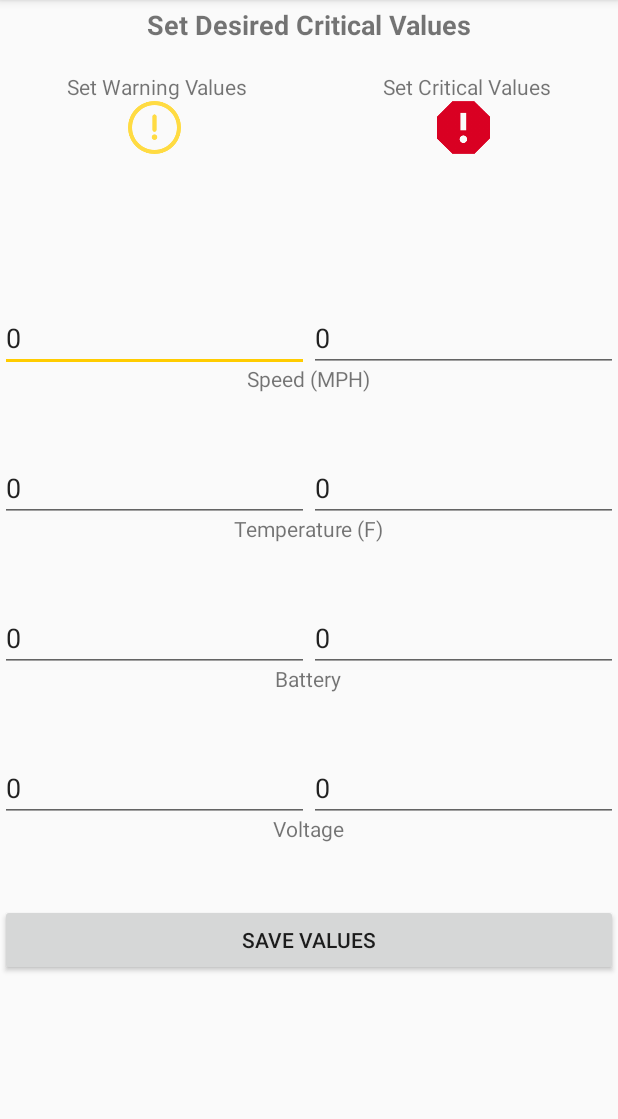
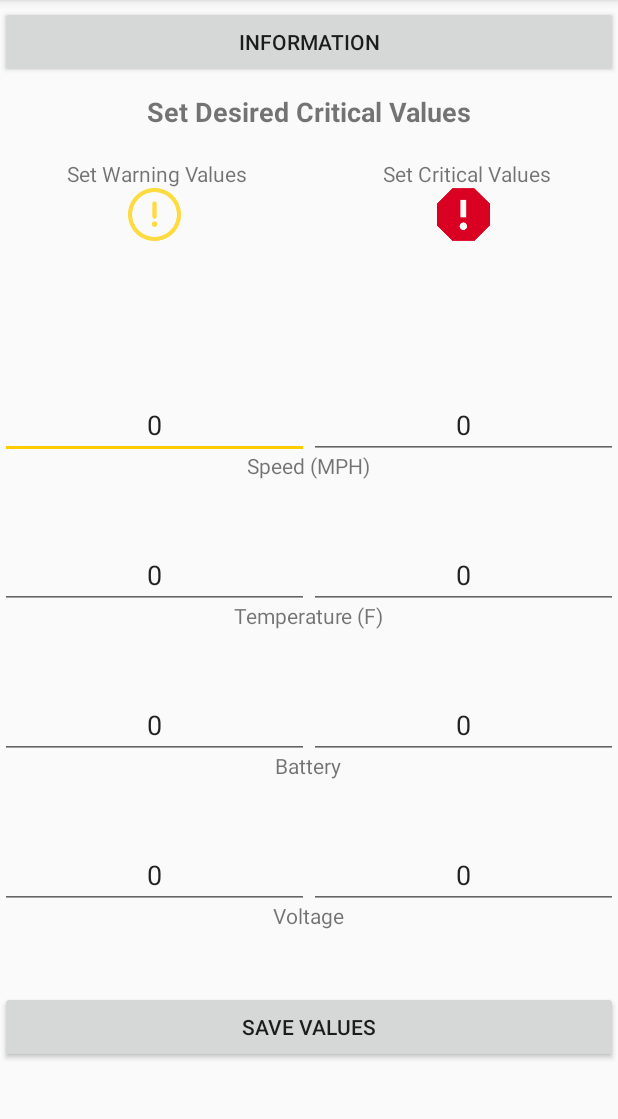
Before and after one commit to kathleenbaert/solardash, an Android app: the screen it shows after launch (MainActivity), in the side drawer, after a tap on "Set Critical Values", on a phone screen of 412 x 824 dp, the part 84-1203 px from its top. Run offline under Robolectric (Android 15) with nearby library versions, the phone set to English and light mode, and no system bars.

Commit message:
centered critical values, added Alert Builder class so accessible from multiple area

```diff
--- /dev/null
+++ b/app/src/main/java/com/example/kathleenbaert/myapplication/AlertBuilder.java
@@ -0,0 +1,27 @@
+package com.example.kathleenbaert.myapplication;
+
+import android.app.AlertDialog;
+import android.content.Context;
+import android.content.DialogInterface;
+
+/**
+ * Created by kathleenbaert on 4/8/18.
+ */
+
+public class AlertBuilder {
+
+    public void alertBuilder(String title, String message, Context context) {
+        AlertDialog.Builder builder = new AlertDialog.Builder( context );
+        builder.setMessage( message ).setTitle( title );
+        builder.setPositiveButton( "OK", new DialogInterface.OnClickListener() {
+            public void onClick(DialogInterface dialog, int id) {
+
+            }
+        } );
+        AlertDialog dialog = builder.create();
+        dialog.show();
+    }
+
+
+
+}
--- a/app/src/main/res/layout/critical_values_dash.xml
+++ b/app/src/main/res/layout/critical_values_dash.xml
@@ -8,6 +8,14 @@
     android:layout_height="wrap_content"
  >
 
+    <Button
+        android:id="@+id/informationButton"
+        android:layout_width="match_parent"
+        android:layout_height="wrap_content"
+        android:text="Information"
+        android:layout_marginTop="60dp"
+        />
+
     <TextView
         android:id="@+id/heading"
         android:layout_width="match_parent"
@@ -15,7 +23,7 @@
         android:layout_alignParentTop="true"
         android:layout_centerHorizontal="true"
         android:layout_gravity="center"
-        android:layout_marginTop="60dp"
+        android:layout_marginTop="10dp"
         android:text="Set Desired Critical Values"
         android:textAlignment="center"
         android:textSize="18sp"
@@ -88,7 +96,9 @@
                     android:layout_width="wrap_content"
                     android:layout_height="wrap_content"
                     android:inputType="number"
-                    android:layout_gravity="left"
+                    android:ellipsize="start"
+                    android:maxLines="1"
+                    android:gravity="center"
                     android:layout_weight="0.5"
                     />
 
@@ -97,7 +107,9 @@
                     android:layout_width="wrap_content"
                     android:layout_height="wrap_content"
                     android:inputType="number"
-                    android:layout_gravity="right"
+                    android:ellipsize="start"
+                    android:maxLines="1"
+                    android:gravity="center"
                     android:layout_weight="0.5"
                     />
             </LinearLayout>
@@ -121,7 +133,9 @@
                     android:layout_width="wrap_content"
                     android:layout_height="wrap_content"
                     android:inputType="number"
-                    android:layout_gravity="left"
+                    android:ellipsize="start"
+                    android:maxLines="1"
+                    android:gravity="center"
                     android:layout_weight="0.5"
                     />
 
@@ -130,7 +144,9 @@
                     android:layout_width="wrap_content"
                     android:layout_height="wrap_content"
                     android:inputType="number"
-                    android:layout_gravity="right"
+                    android:ellipsize="start"
+                    android:maxLines="1"
+                    android:gravity="center"
                     android:layout_weight="0.5"
                     />
             </LinearLayout>
@@ -155,7 +171,9 @@
                     android:layout_width="wrap_content"
                     android:layout_height="wrap_content"
                     android:inputType="number"
-                    android:layout_gravity="left"
+                    android:ellipsize="start"
+                    android:maxLines="1"
+                    android:gravity="center"
                     android:layout_weight="0.5"
                     />
 
@@ -164,7 +182,9 @@
                     android:layout_width="wrap_content"
                     android:layout_height="wrap_content"
                     android:inputType="number"
-                    android:layout_gravity="right"
+                    android:ellipsize="start"
+                    android:maxLines="1"
+                    android:gravity="center"
                     android:layout_weight="0.5"
                     />
             </LinearLayout>
@@ -189,7 +209,9 @@
                     android:layout_width="wrap_content"
                     android:layout_height="wrap_content"
                     android:inputType="number"
-                    android:layout_gravity="left"
+                    android:ellipsize="start"
+                    android:maxLines="1"
+                    android:gravity="center"
                     android:layout_weight="0.5"
                     />
 
@@ -198,7 +220,9 @@
                     android:layout_width="wrap_content"
                     android:layout_height="wrap_content"
                     android:inputType="number"
-                    android:layout_gravity="right"
+                    android:ellipsize="start"
+                    android:maxLines="1"
+                    android:gravity="center"
                     android:layout_weight="0.5"
                     />
             </LinearLayout>
```
Also changed, not shown: app/src/main/java/com/example/kathleenbaert/myapplication/BatteryFragment.java (+7 -1 lines), app/src/main/java/com/example/kathleenbaert/myapplication/CriticalValueFragment.java (+21 -23 lines), app/src/main/java/com/example/kathleenbaert/myapplication/SpeedometerFragment.java (+23 -1 lines), app/src/main/res/drawable-hdpi/information.png (added).
